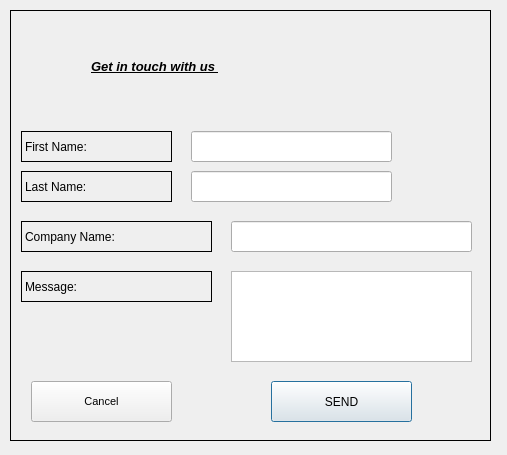
Before: the Qt Designer form CustomerService.ui in CS1C-MEGA-QTs/CS1C-Project-1, drawn with Qt 5.
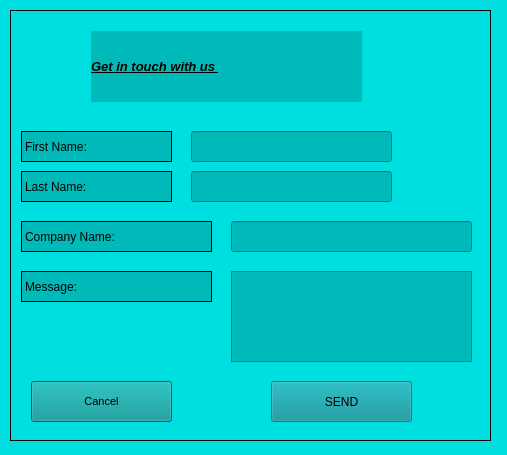
After: the same form once the commit is applied.

```diff
--- a/CustomerService.ui
+++ b/CustomerService.ui
@@ -13,6 +13,9 @@
   <property name="windowTitle">
    <string>Dialog</string>
   </property>
+  <property name="styleSheet">
+   <string notr="true">background-color: rgb(0, 223, 223);</string>
+  </property>
   <widget class="QScrollArea" name="ContactUs">
    <property name="geometry">
     <rect>
@@ -59,6 +62,9 @@
        <underline>true</underline>
       </font>
      </property>
+     <property name="styleSheet">
+      <string notr="true">background-color: rgb(0, 185, 185);</string>
+     </property>
      <property name="text">
       <string>Get in touch with us </string>
      </property>
@@ -77,6 +83,9 @@
        <pointsize>9</pointsize>
       </font>
      </property>
+     <property name="styleSheet">
+      <string notr="true">background-color: rgb(0, 185, 185);</string>
+     </property>
      <property name="frameShape">
       <enum>QFrame::Box</enum>
      </property>
@@ -98,6 +107,9 @@
        <pointsize>10</pointsize>
       </font>
      </property>
+     <property name="styleSheet">
+      <string notr="true">background-color: rgb(0, 185, 185);</string>
+     </property>
     </widget>
     <widget class="QLineEdit" name="CompanyNameBox">
      <property name="geometry">
@@ -108,6 +120,9 @@
        <height>31</height>
       </rect>
      </property>
+     <property name="styleSheet">
+      <string notr="true">background-color: rgb(0, 185, 185);</string>
+     </property>
     </widget>
     <widget class="QLineEdit" name="LastNameBox">
      <property name="geometry">
@@ -118,6 +133,9 @@
        <height>31</height>
       </rect>
      </property>
+     <property name="styleSheet">
+      <string notr="true">background-color: rgb(0, 185, 185);</string>
+     </property>
     </widget>
     <widget class="QTextEdit" name="Messagebox">
      <property name="geometry">
@@ -128,6 +146,9 @@
        <height>91</height>
       </rect>
      </property>
+     <property name="styleSheet">
+      <string notr="true">background-color: rgb(0, 185, 185);</string>
+     </property>
     </widget>
     <widget class="QPushButton" name="pushButtonSend">
      <property name="geometry">
@@ -138,6 +159,9 @@
        <height>41</height>
       </rect>
      </property>
+     <property name="styleSheet">
+      <string notr="true">background-color: rgb(0, 145, 145);</string>
+     </property>
      <property name="text">
       <string>SEND</string>
      </property>
@@ -156,6 +180,9 @@
        <pointsize>9</pointsize>
       </font>
      </property>
+     <property name="styleSheet">
+      <string notr="true">background-color: rgb(0, 185, 185);</string>
+     </property>
      <property name="frameShape">
       <enum>QFrame::Box</enum>
      </property>
@@ -177,6 +204,9 @@
        <pointsize>9</pointsize>
       </font>
      </property>
+     <property name="styleSheet">
+      <string notr="true">background-color: rgb(0, 185, 185);</string>
+     </property>
      <property name="frameShape">
       <enum>QFrame::Box</enum>
      </property>
@@ -198,6 +228,9 @@
        <pointsize>9</pointsize>
       </font>
      </property>
+     <property name="styleSheet">
+      <string notr="true">background-color: rgb(0, 185, 185);</string>
+     </property>
      <property name="frameShape">
       <enum>QFrame::Box</enum>
      </property>
@@ -219,6 +252,9 @@
        <pointsize>8</pointsize>
       </font>
      </property>
+     <property name="styleSheet">
+      <string notr="true">background-color: rgb(0, 145, 145);</string>
+     </property>
      <property name="text">
       <string>Cancel</string>
      </property>
```
